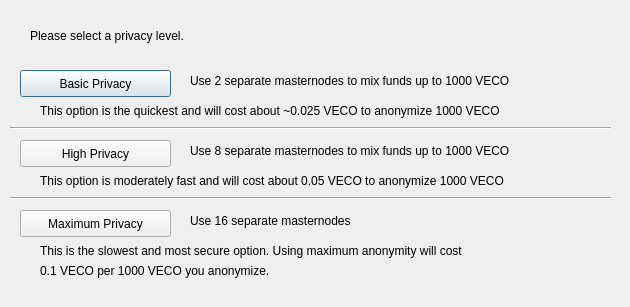
First picture: the form in src/qt/forms/darksendconfig.ui, repository vecopay/veco, before the edit.
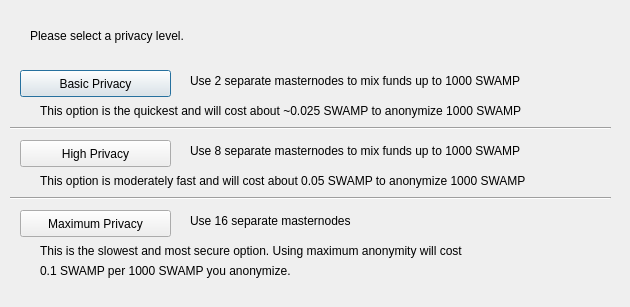
Second picture: the form after the edit.

```diff
--- a/src/qt/forms/darksendconfig.ui
+++ b/src/qt/forms/darksendconfig.ui
@@ -75,7 +75,7 @@
     </rect>
    </property>
    <property name="text">
-    <string>Use 2 separate masternodes to mix funds up to 1000 VECO</string>
+    <string>Use 2 separate masternodes to mix funds up to 1000 SWAMP</string>
    </property>
   </widget>
   <widget class="QLabel" name="label_3">
@@ -88,7 +88,7 @@
     </rect>
    </property>
    <property name="text">
-    <string>Use 8 separate masternodes to mix funds up to 1000 VECO</string>
+    <string>Use 8 separate masternodes to mix funds up to 1000 SWAMP</string>
    </property>
   </widget>
   <widget class="QLabel" name="label_4">
@@ -114,7 +114,7 @@
     </rect>
    </property>
    <property name="text">
-    <string>This option is the quickest and will cost about ~0.025 VECO to anonymize 1000 VECO</string>
+    <string>This option is the quickest and will cost about ~0.025 SWAMP to anonymize 1000 SWAMP</string>
    </property>
   </widget>
   <widget class="QLabel" name="label_7">
@@ -127,7 +127,7 @@
     </rect>
    </property>
    <property name="text">
-    <string>This option is moderately fast and will cost about 0.05 VECO to anonymize 1000 VECO</string>
+    <string>This option is moderately fast and will cost about 0.05 SWAMP to anonymize 1000 SWAMP</string>
    </property>
   </widget>
   <widget class="QLabel" name="label_8">
@@ -153,7 +153,7 @@
     </rect>
    </property>
    <property name="text">
-    <string>0.1 VECO per 1000 VECO you anonymize.</string>
+    <string>0.1 SWAMP per 1000 SWAMP you anonymize.</string>
    </property>
   </widget>
   <widget class="Line" name="line">
```
